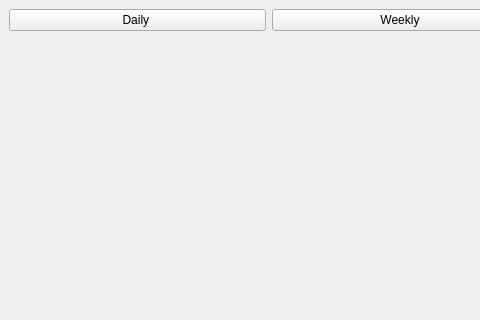
First picture: the form in plotter.ui, repository m-julian/cs50_final, before the edit; both pictures show x 0 to 480 and y 0 to 320 of the 800 by 600 pixel window.
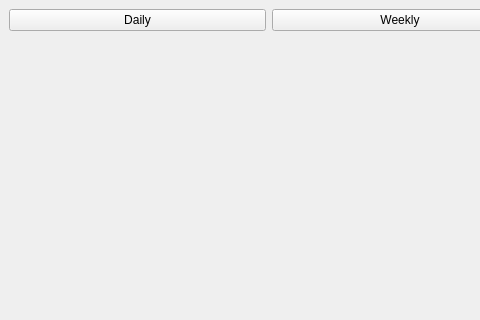
Second picture: the form after the edit.

```diff
--- a/plotter.ui
+++ b/plotter.ui
@@ -18,7 +18,7 @@
     <item row="0" column="0">
      <widget class="QPushButton" name="daily_push_button">
       <property name="text">
-       <string>Daily </string>
+       <string>Daily</string>
       </property>
      </widget>
     </item>
```
